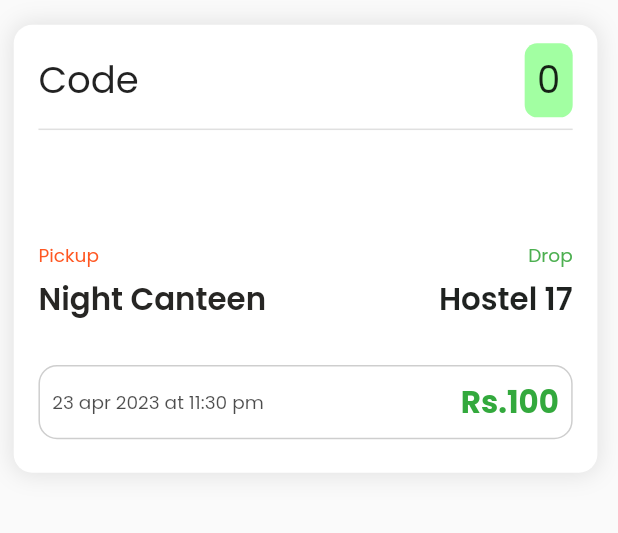
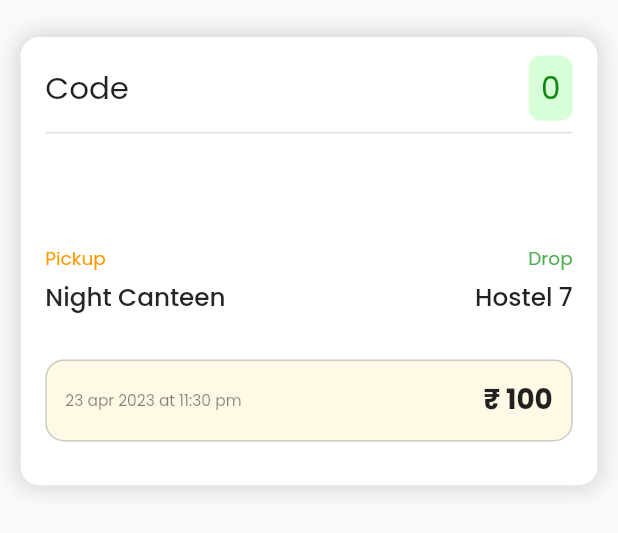
Before and after one commit to kaifakhtar/VoltGo, a Flutter app: the RideStatusWidget widget shown alone on an empty page, opened directly with empty values, on a phone screen of 412 x 824 dp. Shown: the top 533 px of the screen. Run offline on Flutter 3.47's test engine with Material 2 defaults, Android fonts, the phone set to English and light mode, and no system bars; our stand-ins replace cloud_firestore, firebase_auth, firebase_core, flutter_riverpod, flutter_screenutil, font_awesome_flutter and 3 more; accounts and stored records are empty.

Commit message:
card design

```diff
--- a/lib/widgets/ride_status_widget.dart
+++ b/lib/widgets/ride_status_widget.dart
@@ -21,7 +21,7 @@ class _RideStatusWidgetState extends ConsumerState<RideStatusWidget> {
   @override
   Widget build(BuildContext context) {
     return Padding(
-      padding: EdgeInsets.symmetric(vertical: 16.h, horizontal: 8.w),
+      padding: EdgeInsets.symmetric(vertical: 24.h, horizontal: 12.w),
       child: Container(
         height: 290.h,
         width: 340.w,
@@ -29,9 +29,9 @@ class _RideStatusWidgetState extends ConsumerState<RideStatusWidget> {
         decoration: BoxDecoration(
           boxShadow: [
             BoxShadow(
-                color: Colors.black.withOpacity(0.1),
+                color: Colors.black.withOpacity(0.15),
                 blurRadius: 12.r,
-                spreadRadius: 1.r,
+                spreadRadius: 2.r,
                 offset: Offset(0.h, 0.h))
           ],
           color: Colors.white,
@@ -47,22 +47,24 @@ class _RideStatusWidgetState extends ConsumerState<RideStatusWidget> {
               children: [
                 Text(
                   'Code',
-                  style: GoogleFonts.poppins(fontSize: 24.sp),
+                  style: GoogleFonts.poppins(fontSize: 20.sp),
                 ),
                 Container(
                   padding: EdgeInsets.symmetric(vertical: 6.h, horizontal: 8.h),
                   decoration: BoxDecoration(
                       borderRadius: BorderRadius.circular(8.h),
-                      color: Color.fromARGB(255, 162, 255, 162)),
+                      color: Color.fromARGB(255, 216, 255, 216)),
                   child: Text(
                     widget.code.toString(),
-                    style: GoogleFonts.poppins(fontSize: 24.sp),
+                    style: GoogleFonts.poppins(
+                        fontSize: 20.sp,
+                        color: Color.fromARGB(255, 14, 137, 18)),
                   ),
                 ),
               ],
             ),
             Divider(
-              thickness: 1.0,
+              thickness: 1,
             ),
             SizedBox(
               height: 12.h,
@@ -94,7 +96,7 @@ class _RideStatusWidgetState extends ConsumerState<RideStatusWidget> {
                 Text(
                   'Pickup',
                   style: GoogleFonts.poppins(
-                      fontSize: 12.sp, color: Colors.deepOrange),
+                      fontSize: 12.sp, color: Colors.orange),
                 ),
                 Text(
                   'Drop',
@@ -112,15 +114,15 @@ class _RideStatusWidgetState extends ConsumerState<RideStatusWidget> {
                 Text(
                   'Night Canteen',
                   style: GoogleFonts.poppins(
-                      fontSize: 20.sp,
-                      fontWeight: FontWeight.w600,
+                      fontSize: 16.sp,
+                      fontWeight: FontWeight.w500,
                       color: Color.fromARGB(255, 39, 38, 36)),
                 ),
                 Text(
-                  'Hostel 17',
+                  'Hostel 7',
                   style: GoogleFonts.poppins(
-                      fontSize: 20.sp,
-                      fontWeight: FontWeight.w600,
+                      fontSize: 16.sp,
+                      fontWeight: FontWeight.w500,
                       color: Color.fromARGB(255, 31, 34, 32)),
                 ),
               ],
@@ -136,25 +138,26 @@ class _RideStatusWidgetState extends ConsumerState<RideStatusWidget> {
             // ),
             Container(
               decoration: BoxDecoration(
+                  color: Colors.amber.withOpacity(.1),
                   borderRadius: BorderRadius.all(Radius.circular(12.r)),
                   border: Border.all(color: Colors.grey.withOpacity(.5))),
               child: Padding(
-                padding: EdgeInsets.all(8.h),
+                padding: EdgeInsets.all(12.h),
                 child: Row(
                   mainAxisAlignment: MainAxisAlignment.spaceBetween,
                   children: [
                     Text(
                       '23 apr 2023 at 11:30 pm',
                       style: GoogleFonts.poppins(
-                          fontSize: 12.sp,
-                          color: Colors.black.withOpacity(0.7)),
+                          fontSize: 10.sp,
+                          color: Colors.black.withOpacity(0.5)),
                     ),
                     Text(
-                      'Rs.100',
+                      '\u20B9 100',
                       style: GoogleFonts.poppins(
-                          fontSize: 20.sp,
-                          color:
-                              Color.fromARGB(255, 0, 148, 12).withOpacity(0.8),
+                          fontSize: 18.sp,
+                          // color:
+                          //     Color,
                           fontWeight: FontWeight.w700),
                     ),
                   ],
```
